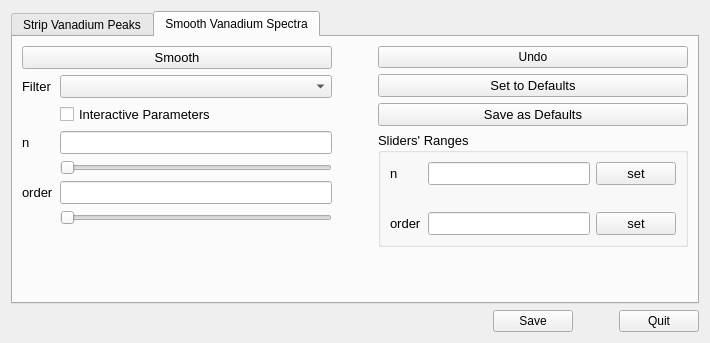
Before: the Qt Designer form src/interface/gui/ui_ProcessVanadiumDialog.ui in neutrons/PyVDrive, drawn with Qt 5.
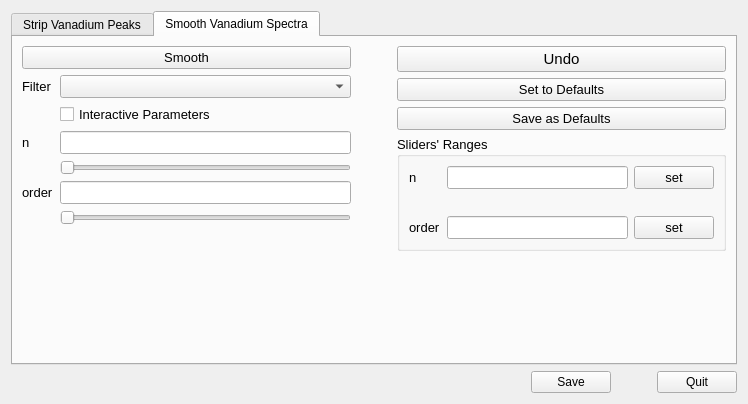
After: the same form once the commit is applied. The open tabs and pages were chosen to show the change.

Commit message: Refs #59. Started to implement van peak process control GUI.

The edit to the form file:
```diff
--- a/src/interface/gui/ui_ProcessVanadiumDialog.ui
+++ b/src/interface/gui/ui_ProcessVanadiumDialog.ui
@@ -6,8 +6,8 @@
    <rect>
     <x>0</x>
     <y>0</y>
-    <width>710</width>
-    <height>343</height>
+    <width>748</width>
+    <height>404</height>
    </rect>
   </property>
   <property name="windowTitle">
@@ -406,7 +406,12 @@
        <item>
         <layout class="QVBoxLayout" name="verticalLayout">
          <item>
-          <widget class="QPushButton" name="pushButton_7">
+          <widget class="QPushButton" name="pushButton_undoSmooth">
+           <property name="font">
+            <font>
+             <pointsize>11</pointsize>
+            </font>
+           </property>
            <property name="text">
             <string>Undo</string>
            </property>
```
Left out of the diff: 48 changed lines with no effect on the pictures. The commit also changes 2 other files.
